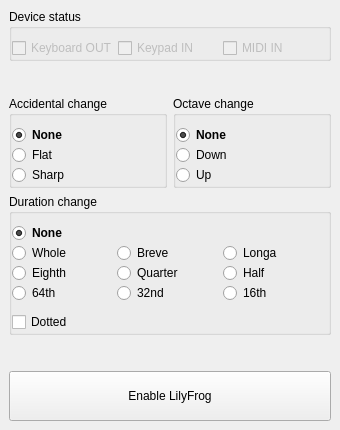
First picture: the form in GUI/MainWindowUI.ui, repository jurihock/lilyfrog, before the edit.
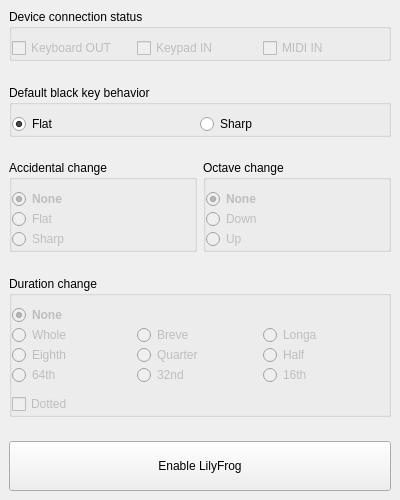
Second picture: the form after the edit.

Commit message: add gui callbacks for keypad events

The edit to the form file:
```diff
--- a/GUI/MainWindowUI.ui
+++ b/GUI/MainWindowUI.ui
@@ -6,23 +6,24 @@
    <rect>
     <x>0</x>
     <y>0</y>
-    <width>340</width>
-    <height>430</height>
+    <width>400</width>
+    <height>500</height>
    </rect>
   </property>
   <property name="windowTitle">
    <string>LilyFrog Control</string>
   </property>
   <widget class="QWidget" name="ctrlMainWindowWidget">
-   <layout class="QGridLayout" name="ctrlMainWindowWidgetLayout">
-    <item row="0" column="0">
-     <layout class="QVBoxLayout" name="ctrlMainWindowLayout">
+   <layout class="QVBoxLayout" name="verticalLayout_4">
       <item>
        <widget class="QGroupBox" name="ctrlDeviceStatus">
         <property name="title">
-         <string>Device status</string>
-        </property>
-        <layout class="QGridLayout" name="gridLayout_4">
+       <string>Device connection status</string>
+      </property>
+      <layout class="QHBoxLayout" name="horizontalLayout">
+       <property name="spacing">
+        <number>0</number>
+       </property>
          <property name="leftMargin">
           <number>0</number>
          </property>
@@ -32,11 +33,6 @@
          <property name="bottomMargin">
           <number>0</number>
          </property>
-         <property name="spacing">
-          <number>0</number>
-         </property>
-         <item row="0" column="0">
-          <layout class="QHBoxLayout" name="ctrlDeviceStatusLayout">
            <item>
             <widget class="QCheckBox" name="ctrlKeyboardOutput">
              <property name="enabled">
@@ -68,8 +64,6 @@
             </widget>
            </item>
           </layout>
-         </item>
-        </layout>
        </widget>
       </item>
       <item>
@@ -86,7 +80,58 @@
        </spacer>
       </item>
       <item>
-       <layout class="QHBoxLayout" name="ctrlMainWindowLayout1">
+     <widget class="QGroupBox" name="ctrlDefaultAccidental">
+      <property name="title">
+       <string>Default black key behavior</string>
+      </property>
+      <layout class="QHBoxLayout" name="horizontalLayout_2">
+       <property name="spacing">
+        <number>0</number>
+       </property>
+       <property name="leftMargin">
+        <number>0</number>
+       </property>
+       <property name="rightMargin">
+        <number>0</number>
+       </property>
+       <property name="bottomMargin">
+        <number>0</number>
+       </property>
+       <item>
+        <widget class="QRadioButton" name="ctrlDefaultAccidentalFlat">
+         <property name="text">
+          <string>Flat</string>
+         </property>
+         <property name="checked">
+          <bool>true</bool>
+         </property>
+        </widget>
+       </item>
+       <item>
+        <widget class="QRadioButton" name="ctrlDefaultAccidentalSharp">
+         <property name="text">
+          <string>Sharp</string>
+         </property>
+        </widget>
+       </item>
+      </layout>
+     </widget>
+    </item>
+    <item>
+     <spacer name="verticalSpacer_3">
+      <property name="orientation">
+       <enum>Qt::Vertical</enum>
+      </property>
+      <property name="sizeHint" stdset="0">
+       <size>
+        <width>20</width>
+        <height>40</height>
+       </size>
+      </property>
+     </spacer>
+    </item>
+    <item>
+     <layout class="QHBoxLayout" name="ctrlAccidentalOctaveLayout">
         <item>
          <widget class="QGroupBox" name="ctrlAccidental">
           <property name="title">
@@ -95,7 +140,10 @@
           <property name="checkable">
            <bool>false</bool>
           </property>
-          <layout class="QGridLayout" name="gridLayout">
+        <layout class="QVBoxLayout" name="verticalLayout_2">
+         <property name="spacing">
+          <number>0</number>
+         </property>
            <property name="leftMargin">
             <number>0</number>
            </property>
@@ -105,13 +153,11 @@
            <property name="bottomMargin">
             <number>0</number>
            </property>
-           <property name="spacing">
-            <number>0</number>
-           </property>
-           <item row="0" column="0">
-            <layout class="QVBoxLayout" name="ctrlAccidentalLayout">
              <item>
               <widget class="QRadioButton" name="ctrlAccidentalNone">
+           <property name="enabled">
+            <bool>false</bool>
+           </property>
                <property name="font">
                 <font>
                  <weight>75</weight>
@@ -128,6 +174,9 @@
              </item>
              <item>
               <widget class="QRadioButton" name="ctrlAccidentalFlat">
+           <property name="enabled">
+            <bool>false</bool>
+           </property>
                <property name="text">
                 <string>Flat</string>
                </property>
@@ -135,12 +184,13 @@
              </item>
              <item>
               <widget class="QRadioButton" name="ctrlAccidentalSharp">
+           <property name="enabled">
+            <bool>false</bool>
+           </property>
                <property name="text">
                 <string>Sharp</string>
                </property>
               </widget>
-             </item>
-            </layout>
            </item>
           </layout>
          </widget>
@@ -153,7 +203,10 @@
           <property name="checkable">
            <bool>false</bool>
           </property>
-          <layout class="QGridLayout" name="gridLayout_2">
+        <layout class="QVBoxLayout" name="verticalLayout">
+         <property name="spacing">
+          <number>0</number>
+         </property>
            <property name="leftMargin">
             <number>0</number>
            </property>
@@ -163,13 +216,11 @@
            <property name="bottomMargin">
             <number>0</number>
            </property>
-           <property name="spacing">
-            <number>0</number>
-           </property>
-           <item row="0" column="0">
-            <layout class="QVBoxLayout" name="ctrlOctaveLayout">
              <item>
               <widget class="QRadioButton" name="ctrlOctaveNone">
+           <property name="enabled">
+            <bool>false</bool>
+           </property>
                <property name="font">
                 <font>
                  <weight>75</weight>
@@ -186,6 +237,9 @@
              </item>
              <item>
               <widget class="QRadioButton" name="ctrlOctaveDown">
+           <property name="enabled">
+            <bool>false</bool>
+           </property>
                <property name="text">
                 <string>Down</string>
                </property>
@@ -193,18 +247,32 @@
              </item>
              <item>
               <widget class="QRadioButton" name="ctrlOctaveUp">
+           <property name="enabled">
+            <bool>false</bool>
+           </property>
                <property name="text">
                 <string>Up</string>
                </property>
               </widget>
              </item>
             </layout>
-           </item>
-          </layout>
          </widget>
         </item>
        </layout>
       </item>
+    <item>
+     <spacer name="verticalSpacer_2">
+      <property name="orientation">
+       <enum>Qt::Vertical</enum>
+      </property>
+      <property name="sizeHint" stdset="0">
+       <size>
+        <width>20</width>
+        <height>40</height>
+       </size>
+      </property>
+     </spacer>
+    </item>
       <item>
        <widget class="QGroupBox" name="ctrlDuration">
         <property name="title">
@@ -213,7 +281,10 @@
         <property name="checkable">
          <bool>false</bool>
         </property>
-        <layout class="QGridLayout" name="gridLayout_3">
+      <layout class="QVBoxLayout" name="verticalLayout_3">
+       <property name="spacing">
+        <number>0</number>
+       </property>
          <property name="leftMargin">
           <number>0</number>
          </property>
@@ -223,13 +294,11 @@
          <property name="bottomMargin">
           <number>0</number>
          </property>
-         <property name="spacing">
-          <number>0</number>
-         </property>
-         <item row="1" column="0">
-          <layout class="QVBoxLayout" name="ctrlDurationLayout" stretch="0,0,0,0,0,0">
            <item>
             <widget class="QRadioButton" name="ctrlDurationNone">
+         <property name="enabled">
+          <bool>false</bool>
+         </property>
              <property name="font">
               <font>
                <weight>75</weight>
@@ -248,6 +317,9 @@
             <layout class="QHBoxLayout" name="ctrlDurationLayout1">
              <item>
               <widget class="QRadioButton" name="ctrlDuration1">
+           <property name="enabled">
+            <bool>false</bool>
+           </property>
                <property name="text">
                 <string>Whole</string>
                </property>
@@ -255,6 +327,9 @@
              </item>
              <item>
               <widget class="QRadioButton" name="ctrlDurationBreve">
+           <property name="enabled">
+            <bool>false</bool>
+           </property>
                <property name="text">
                 <string>Breve</string>
                </property>
@@ -262,6 +337,9 @@
              </item>
              <item>
               <widget class="QRadioButton" name="ctrlDurationLonga">
+           <property name="enabled">
+            <bool>false</bool>
+           </property>
                <property name="text">
                 <string>Longa</string>
                </property>
@@ -273,6 +351,9 @@
             <layout class="QHBoxLayout" name="ctrlDurationLayout2">
              <item>
               <widget class="QRadioButton" name="ctrlDuration8">
+           <property name="enabled">
+            <bool>false</bool>
+           </property>
                <property name="text">
                 <string>Eighth</string>
                </property>
@@ -280,6 +361,9 @@
              </item>
              <item>
               <widget class="QRadioButton" name="ctrlDuration4">
+           <property name="enabled">
+            <bool>false</bool>
+           </property>
                <property name="text">
                 <string>Quarter</string>
                </property>
@@ -287,6 +371,9 @@
              </item>
              <item>
               <widget class="QRadioButton" name="ctrlDuration2">
+           <property name="enabled">
+            <bool>false</bool>
+           </property>
                <property name="text">
                 <string>Half</string>
                </property>
@@ -298,6 +385,9 @@
             <layout class="QHBoxLayout" name="ctrlDurationLayout3">
              <item>
               <widget class="QRadioButton" name="ctrlDuration64">
+           <property name="enabled">
+            <bool>false</bool>
+           </property>
                <property name="text">
                 <string>64th</string>
                </property>
@@ -305,6 +395,9 @@
              </item>
              <item>
               <widget class="QRadioButton" name="ctrlDuration32">
+           <property name="enabled">
+            <bool>false</bool>
+           </property>
                <property name="text">
                 <string>32nd</string>
                </property>
@@ -312,6 +405,9 @@
              </item>
              <item>
               <widget class="QRadioButton" name="ctrlDuration16">
+           <property name="enabled">
+            <bool>false</bool>
+           </property>
                <property name="text">
                 <string>16th</string>
                </property>
@@ -337,14 +433,15 @@
            </item>
            <item>
             <widget class="QCheckBox" name="ctrlDurationDot">
+         <property name="enabled">
+          <bool>false</bool>
+         </property>
              <property name="text">
               <string>Dotted</string>
              </property>
             </widget>
            </item>
           </layout>
-         </item>
-        </layout>
        </widget>
       </item>
       <item>
@@ -383,8 +480,6 @@
        </widget>
       </item>
      </layout>
-    </item>
-   </layout>
   </widget>
  </widget>
  <tabstops>
```
Left out of the diff: 25 changed lines with no effect on the pictures. Lines whose indentation alone changed are shown as unchanged. The commit also changes 2 other files.
